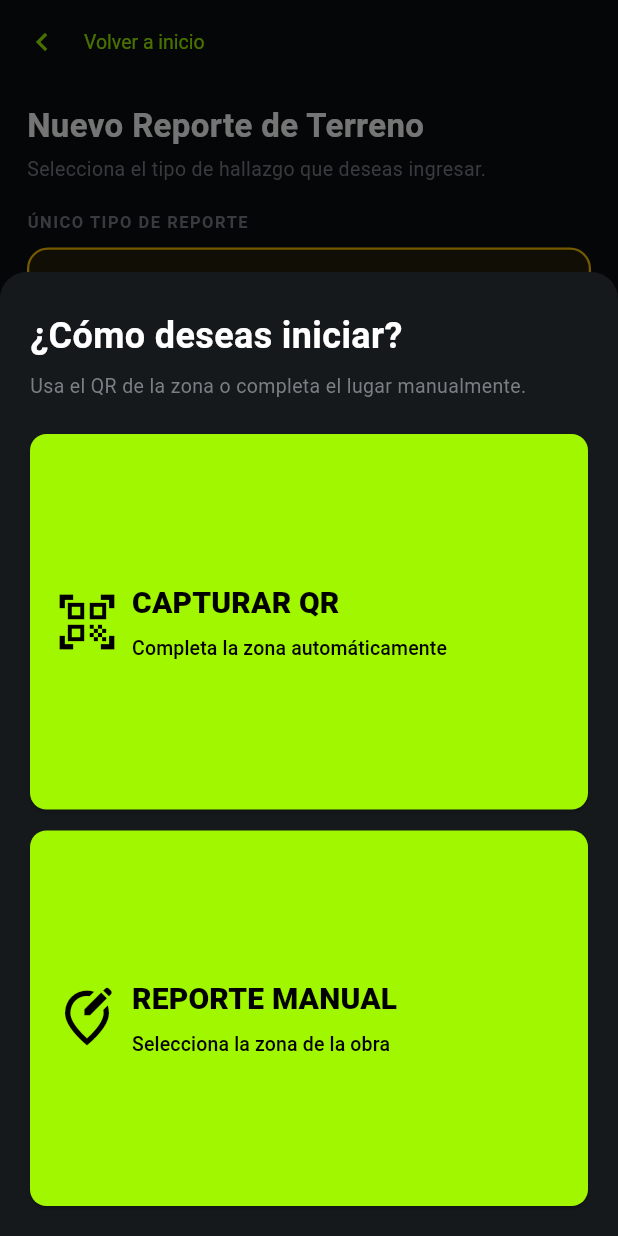
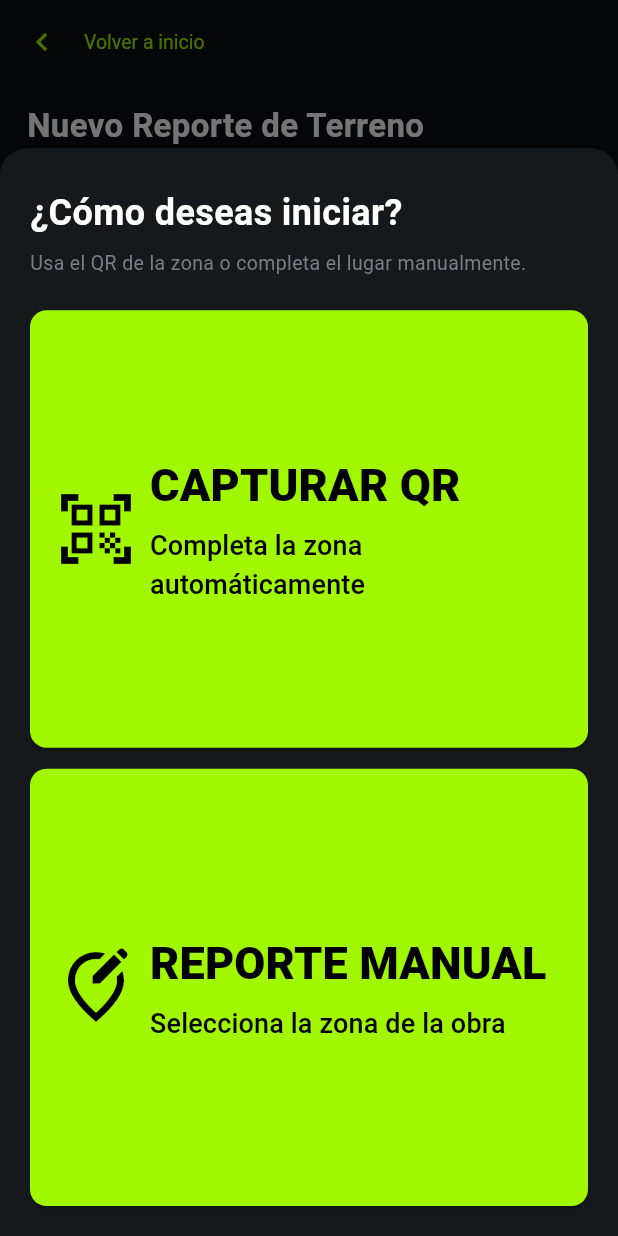
Before and after one commit to Ruchuba09/tarjeta_pare, a Flutter app: the ReportSelectionScreen screen opened directly with empty values, after a tap on "TARJETA PARE", on a phone screen of 412 x 824 dp. Run offline on Flutter 3.47's test engine with Material 3 defaults, Android fonts, the phone set to English and light mode, and no system bars; our stand-ins replace sqflite, sqflite_common_ffi_web; accounts and stored records are empty.

Commit message:
Ajustes de tamño fuente

```diff
--- a/lib/screens/login_screen.dart
+++ b/lib/screens/login_screen.dart
@@ -246,7 +246,7 @@ class _LoginScreenState extends State<LoginScreen> {
       style: ElevatedButton.styleFrom(
         backgroundColor: _verde,
         foregroundColor: Colors.black,
-        disabledBackgroundColor: _verde.withOpacity(0.6),
+        disabledBackgroundColor: _verde.withValues(alpha: 0.6),
         shape: RoundedRectangleBorder(borderRadius: BorderRadius.circular(7)),
       ),
       child: _iniciandoSesion
--- a/lib/screens/report_selection_screen.dart
+++ b/lib/screens/report_selection_screen.dart
@@ -100,7 +100,7 @@ class _ReportSelectionScreenState extends State<ReportSelectionScreen> {
       onTap: _mostrarPerfilObra,
       borderRadius: BorderRadius.circular(12),
       child: Container(
-        padding: const EdgeInsets.all(14),
+        padding: const EdgeInsets.all(20),
         decoration: BoxDecoration(
           color: const Color(0xFF14200F),
           border: Border.all(color: const Color(0xFF456A1A)),
@@ -108,8 +108,8 @@ class _ReportSelectionScreenState extends State<ReportSelectionScreen> {
         ),
         child: const Row(
           children: [
-            Icon(Icons.qr_code_2, color: _verde, size: 32),
-            SizedBox(width: 12),
+            Icon(Icons.qr_code_2, color: _verde, size: 42),
+            SizedBox(width: 16),
             Expanded(
               child: Column(
                 crossAxisAlignment: CrossAxisAlignment.start,
@@ -118,18 +118,19 @@ class _ReportSelectionScreenState extends State<ReportSelectionScreen> {
                     'Perfil de obra',
                     style: TextStyle(
                       color: Colors.white,
+                      fontSize: 18,
                       fontWeight: FontWeight.bold,
                     ),
                   ),
                   SizedBox(height: 4),
                   Text(
                     'Obra ampliación Planta Norte · 2 zonas con QR',
-                    style: TextStyle(color: _gris, fontSize: 11),
+                    style: TextStyle(color: _gris, fontSize: 13),
                   ),
                 ],
               ),
             ),
-            Icon(Icons.chevron_right, color: _verde),
+            Icon(Icons.chevron_right, color: _verde, size: 30),
           ],
         ),
       ),
@@ -147,9 +148,9 @@ class _ReportSelectionScreenState extends State<ReportSelectionScreen> {
   );
 
   Widget _buildTarjetaPareButton() {
-    final altura = (MediaQuery.sizeOf(context).height * .34).clamp(
-      180.0,
-      290.0,
+    final altura = (MediaQuery.sizeOf(context).height * .46).clamp(
+      260.0,
+      380.0,
     );
     return InkWell(
       onTap: _mostrarOpcionesTarjetaPare,
@@ -166,7 +167,7 @@ class _ReportSelectionScreenState extends State<ReportSelectionScreen> {
         child: const Row(
           children: [
             Icon(
-              Icons.pan_tool_alt_outlined,
+              Icons.stop_circle_outlined,
               color: Color(0xFFFFC400),
               size: 58,
             ),
@@ -180,14 +181,14 @@ class _ReportSelectionScreenState extends State<ReportSelectionScreen> {
                     'TARJETA PARE',
                     style: TextStyle(
                       color: Colors.white,
-                      fontSize: 26,
+                      fontSize: 30,
                       fontWeight: FontWeight.w900,
                     ),
                   ),
                   SizedBox(height: 10),
                   Text(
                     'Detén una actividad riesgosa y registra el lugar.',
-                    style: TextStyle(color: _gris, fontSize: 14),
+                    style: TextStyle(color: _gris, fontSize: 16),
                   ),
                 ],
               ),
@@ -209,7 +210,7 @@ class _ReportSelectionScreenState extends State<ReportSelectionScreen> {
       ),
       builder: (context) => SafeArea(
         child: FractionallySizedBox(
-          heightFactor: .78,
+          heightFactor: .88,
           child: Padding(
             padding: const EdgeInsets.fromLTRB(20, 26, 20, 20),
             child: Column(
@@ -265,17 +266,17 @@ class _ReportSelectionScreenState extends State<ReportSelectionScreen> {
       height: double.infinity,
       child: ElevatedButton.icon(
         onPressed: onPressed,
-        icon: Icon(icon, size: 44),
+        icon: Icon(icon, size: 56),
         label: Column(
           mainAxisAlignment: MainAxisAlignment.center,
           crossAxisAlignment: CrossAxisAlignment.start,
           children: [
             Text(
               title,
-              style: const TextStyle(fontSize: 20, fontWeight: FontWeight.w900),
+              style: const TextStyle(fontSize: 30, fontWeight: FontWeight.w900),
             ),
             const SizedBox(height: 6),
-            Text(subtitle, style: const TextStyle(fontSize: 13)),
+            Text(subtitle, style: const TextStyle(fontSize: 18)),
           ],
         ),
         style: ElevatedButton.styleFrom(
```
